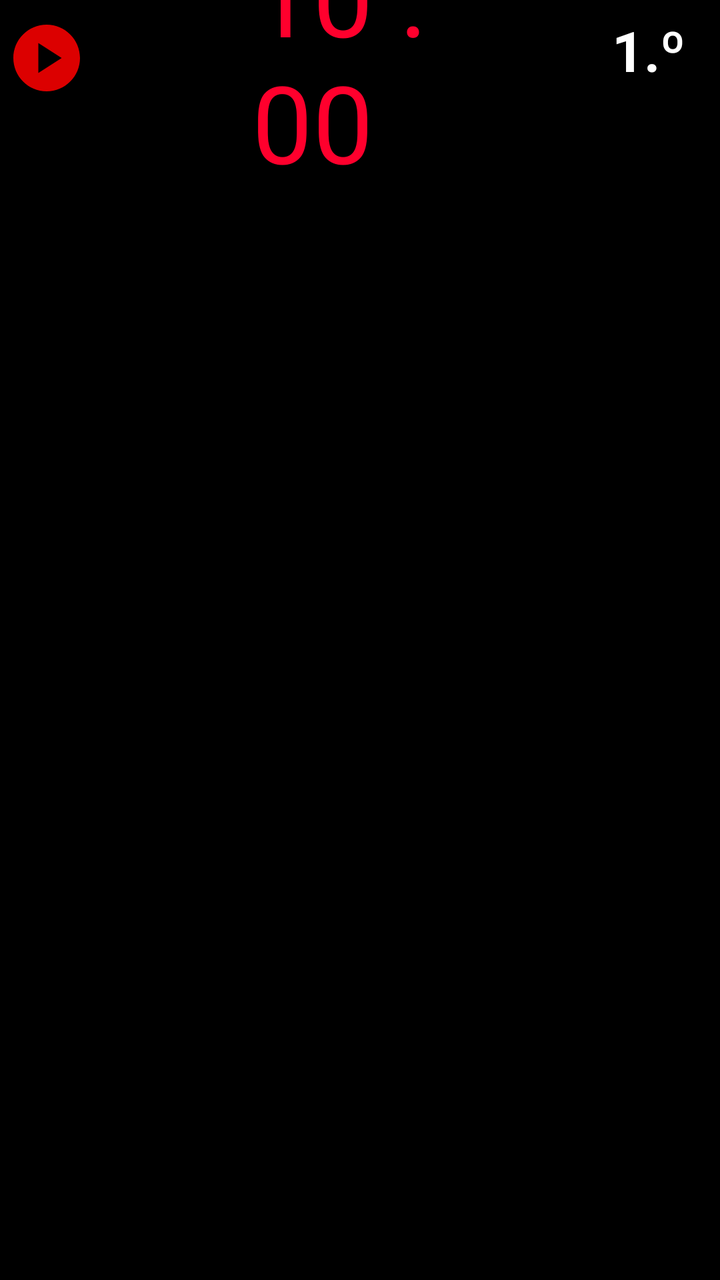
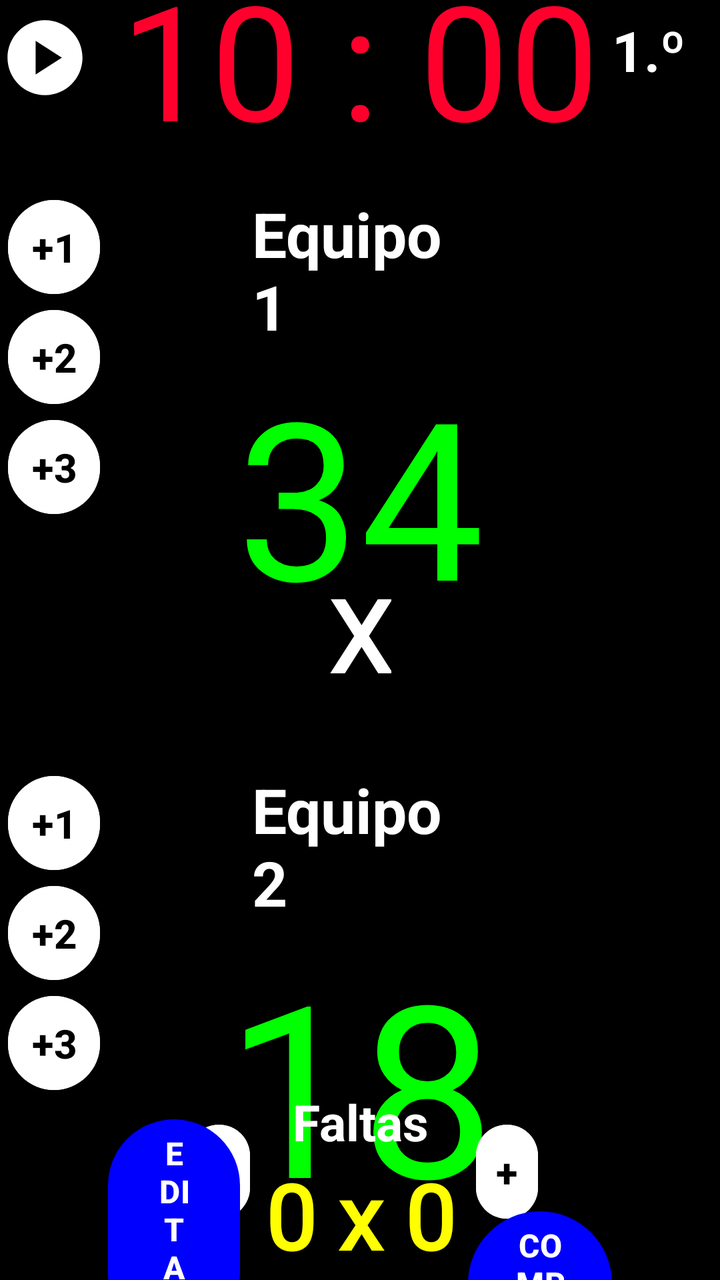

Screens rendered from an Android XML layout before and after an edit, with the pre-edit source and the edit as a unified diff.
<!-- AndroidManifest.xml: application theme Theme.Prueba1 -->
<!-- res/layout/activity_main2.xml -->
<?xml version="1.0" encoding="utf-8"?>
<androidx.constraintlayout.widget.ConstraintLayout xmlns:android="http://schemas.android.com/apk/res/android"
    xmlns:app="http://schemas.android.com/apk/res-auto"
    xmlns:tools="http://schemas.android.com/tools"
    android:id="@+id/main"
    android:layout_width="match_parent"
    android:layout_height="match_parent"
    android:background="@color/black"
    android:textColor="?attr/colorOnSurface"
    tools:context=".MainActivity">


    <androidx.constraintlayout.widget.Guideline
        android:id="@+id/guideline_izquierda"
        android:layout_width="wrap_content"
        android:layout_height="wrap_content"
        android:orientation="vertical"
        app:layout_constraintGuide_percent="0.35" />

    <androidx.constraintlayout.widget.Guideline
        android:id="@+id/guideline_derecha"
        android:layout_width="wrap_content"
        android:layout_height="wrap_content"
        android:orientation="vertical"
        app:layout_constraintGuide_percent="0.65" />

    <androidx.constraintlayout.widget.Guideline
        android:id="@+id/guideline_izquierda2"
        android:layout_width="wrap_content"
        android:layout_height="wrap_content"
        android:orientation="vertical"
        app:layout_constraintGuide_percent="0.15" />

    <androidx.constraintlayout.widget.Guideline
        android:id="@+id/guideline_derecha2"
        android:layout_width="wrap_content"
        android:layout_height="wrap_content"
        android:orientation="vertical"
        app:layout_constraintGuide_percent="0.85" />

    <androidx.constraintlayout.widget.Guideline
        android:id="@+id/guideline_superior"
        android:layout_width="wrap_content"
        android:layout_height="wrap_content"
        android:orientation="horizontal"
        app:layout_constraintGuide_percent="0.01" />

    <androidx.constraintlayout.widget.Guideline
        android:id="@+id/guideline_inferior"
        android:layout_width="wrap_content"
        android:layout_height="wrap_content"
        android:orientation="horizontal"
        app:layout_constraintGuide_percent="0.98" />

    <androidx.constraintlayout.widget.Guideline
        android:id="@+id/guideline_play"
        android:layout_width="wrap_content"
        android:layout_height="wrap_content"
        android:orientation="horizontal"
        app:layout_constraintGuide_percent="0.08" />

    <androidx.constraintlayout.widget.Guideline
        android:id="@+id/guideline_equipo1"
        android:layout_width="wrap_content"
        android:layout_height="wrap_content"
        android:orientation="horizontal"
        app:layout_constraintGuide_percent="0.15" />

    <androidx.constraintlayout.widget.Guideline
        android:id="@+id/guideline_equipo2"
        android:layout_width="wrap_content"
        android:layout_height="wrap_content"
        android:orientation="horizontal"
        app:layout_constraintGuide_percent="0.63" />

    <androidx.constraintlayout.widget.Guideline
        android:id="@+id/guideline_mitadsuperior"
        android:layout_width="wrap_content"
        android:layout_height="wrap_content"
        android:orientation="horizontal"
        app:layout_constraintGuide_percent="0.35" />


    <androidx.constraintlayout.widget.Guideline
        android:id="@+id/guideline_meridional"
        android:layout_width="wrap_content"
        android:layout_height="wrap_content"
        android:orientation="horizontal"
        app:layout_constraintGuide_percent="0.5" />

    <androidx.constraintlayout.widget.Guideline
        android:id="@+id/guideline_botonesazules"
        android:layout_width="wrap_content"
        android:layout_height="wrap_content"
        android:orientation="horizontal"
        app:layout_constraintGuide_percent="0.93" />

    <androidx.constraintlayout.widget.Guideline
        android:id="@+id/guideline_faltas"
        android:layout_width="wrap_content"
        android:layout_height="wrap_content"
        android:orientation="horizontal"
        app:layout_constraintGuide_percent="0.83" />

    <com.google.android.material.button.MaterialButton
        android:id="@+id/btnPlay"
        android:layout_width="wrap_content"
        android:layout_height="wrap_content"
        app:icon="@drawable/baseline_play_circle_24"
        app:iconSize="40dp"
        app:backgroundTint="#000000"
        app:iconTint="#DC0000"
        app:layout_constraintBottom_toTopOf="@id/guideline_play"
        app:layout_constraintEnd_toEndOf="@id/guideline_izquierda2"
        app:layout_constraintStart_toStartOf="parent"
        app:layout_constraintTop_toBottomOf="@id/guideline_superior" />

    <TextView
        android:id="@+id/tvTeam1Score"
        android:layout_width="0dp"
        android:layout_height="wrap_content"
        android:fontFamily="@font/digital"
        android:text="@string/timer"
        android:textColor="#FF002D"
        android:textSize="54sp"
        app:layout_constraintBottom_toTopOf="@id/guideline_play"
        app:layout_constraintEnd_toStartOf="@id/guideline_derecha"
        app:layout_constraintStart_toStartOf="@id/guideline_izquierda"
        app:layout_constraintTop_toBottomOf="@id/guideline_superior" />

    <TextView
        android:layout_width="wrap_content"
        android:layout_height="wrap_content"
        android:text="1.º"
        android:textColor="@color/white"
        android:textSize="28sp"
        android:textStyle="bold"
        app:layout_constraintStart_toStartOf="@id/guideline_derecha2"
        app:layout_constraintTop_toBottomOf="@id/guideline_superior"
        />





</androidx.constraintlayout.widget.ConstraintLayout>
<!-- resources referenced by this layout -->
<resources>
  <color name="black">#FF000000</color>
  <color name="white">#FFFFFFFF</color>
  <!-- drawable baseline_play_circle_24 (drawable) -->
  <vector xmlns:android="http://schemas.android.com/apk/res/android" android:height="24dp" android:tint="#000000" android:viewportHeight="24" android:viewportWidth="24" android:width="24dp">
        
      <path android:fillColor="@android:color/white" android:pathData="M12,2C6.48,2 2,6.48 2,12s4.48,10 10,10s10,-4.48 10,-10S17.52,2 12,2zM9.5,16.5v-9l7,4.5L9.5,16.5z"/>
      
  </vector>
  <string name="timer">10 : 00</string>
  <style name="Theme.Prueba1" parent="Base.Theme.Prueba1" />
  <style name="Base.Theme.Prueba1" parent="Theme.Material3.DayNight.NoActionBar">
          
          
      </style>
</resources>

<!-- the commit's change to res/layout/activity_main2.xml (unified diff, before → after) -->
@@ -31,6 +31,14 @@
         android:orientation="vertical"
         app:layout_constraintGuide_percent="0.15" />
 
+
+    <androidx.constraintlayout.widget.Guideline
+        android:id="@+id/guideline_izquierda3"
+        android:layout_width="wrap_content"
+        android:layout_height="wrap_content"
+        android:orientation="vertical"
+        app:layout_constraintGuide_percent="0.25" />
+
     <androidx.constraintlayout.widget.Guideline
         android:id="@+id/guideline_derecha2"
         android:layout_width="wrap_content"
@@ -39,6 +47,13 @@
         app:layout_constraintGuide_percent="0.85" />
 
     <androidx.constraintlayout.widget.Guideline
+        android:id="@+id/guideline_derecha3"
+        android:layout_width="wrap_content"
+        android:layout_height="wrap_content"
+        android:orientation="vertical"
+        app:layout_constraintGuide_percent="0.75" />
+
+    <androidx.constraintlayout.widget.Guideline
         android:id="@+id/guideline_superior"
         android:layout_width="wrap_content"
         android:layout_height="wrap_content"
@@ -71,67 +86,81 @@
         android:layout_width="wrap_content"
         android:layout_height="wrap_content"
         android:orientation="horizontal"
-        app:layout_constraintGuide_percent="0.63" />
+        app:layout_constraintGuide_percent="0.60" />
 
     <androidx.constraintlayout.widget.Guideline
         android:id="@+id/guideline_mitadsuperior"
         android:layout_width="wrap_content"
         android:layout_height="wrap_content"
         android:orientation="horizontal"
-        app:layout_constraintGuide_percent="0.35" />
-
-
-    <androidx.constraintlayout.widget.Guideline
-        android:id="@+id/guideline_meridional"
-        android:layout_width="wrap_content"
-        android:layout_height="wrap_content"
-        android:orientation="horizontal"
-        app:layout_constraintGuide_percent="0.5" />
+        app:layout_constraintGuide_percent="0.38" />
+
+
+    <androidx.constraintlayout.widget.Guideline
+        android:id="@+id/guideline_meridionalsuperior"
+        android:layout_width="wrap_content"
+        android:layout_height="wrap_content"
+        android:orientation="horizontal"
+        app:layout_constraintGuide_percent="0.46" />
+    <androidx.constraintlayout.widget.Guideline
+        android:id="@+id/guideline_meridionalinferior"
+        android:layout_width="wrap_content"
+        android:layout_height="wrap_content"
+        android:orientation="horizontal"
+        app:layout_constraintGuide_percent="0.53" />
+
 
     <androidx.constraintlayout.widget.Guideline
         android:id="@+id/guideline_botonesazules"
         android:layout_width="wrap_content"
         android:layout_height="wrap_content"
         android:orientation="horizontal"
-        app:layout_constraintGuide_percent="0.93" />
+        app:layout_constraintGuide_percent="0.94" />
 
     <androidx.constraintlayout.widget.Guideline
         android:id="@+id/guideline_faltas"
         android:layout_width="wrap_content"
         android:layout_height="wrap_content"
         android:orientation="horizontal"
-        app:layout_constraintGuide_percent="0.83" />
-
-    <com.google.android.material.button.MaterialButton
+        app:layout_constraintGuide_percent="0.85" />
+
+    <androidx.constraintlayout.widget.Guideline
+        android:id="@+id/guideline_marcadorfaltas"
+        android:layout_width="wrap_content"
+        android:layout_height="wrap_content"
+        android:orientation="horizontal"
+        app:layout_constraintGuide_percent="0.89" />
+
+    <ImageButton
         android:id="@+id/btnPlay"
-        android:layout_width="wrap_content"
-        android:layout_height="wrap_content"
-        app:icon="@drawable/baseline_play_circle_24"
-        app:iconSize="40dp"
-        app:backgroundTint="#000000"
-        app:iconTint="#DC0000"
+        android:layout_width="0dp"
+        android:layout_height="0dp"
+        android:background="@android:color/black"
+        android:scaleType="fitStart"
+        android:src="@drawable/baseline_play_circle_24"
+        app:tint="@color/white"
         app:layout_constraintBottom_toTopOf="@id/guideline_play"
-        app:layout_constraintEnd_toEndOf="@id/guideline_izquierda2"
+        app:layout_constraintEnd_toStartOf="@id/guideline_izquierda2"
         app:layout_constraintStart_toStartOf="parent"
         app:layout_constraintTop_toBottomOf="@id/guideline_superior" />
 
     <TextView
         android:id="@+id/tvTeam1Score"
-        android:layout_width="0dp"
+        android:layout_width="wrap_content"
         android:layout_height="wrap_content"
         android:fontFamily="@font/digital"
         android:text="@string/timer"
         android:textColor="#FF002D"
-        android:textSize="54sp"
+        android:textSize="80sp"
         app:layout_constraintBottom_toTopOf="@id/guideline_play"
-        app:layout_constraintEnd_toStartOf="@id/guideline_derecha"
-        app:layout_constraintStart_toStartOf="@id/guideline_izquierda"
+        app:layout_constraintEnd_toStartOf="@id/guideline_derecha3"
+        app:layout_constraintStart_toStartOf="@id/guideline_izquierda3"
         app:layout_constraintTop_toBottomOf="@id/guideline_superior" />
 
     <TextView
         android:layout_width="wrap_content"
         android:layout_height="wrap_content"
-        android:text="1.º"
+        android:text="@string/first"
         android:textColor="@color/white"
         android:textSize="28sp"
         android:textStyle="bold"
@@ -139,6 +168,251 @@
         app:layout_constraintTop_toBottomOf="@id/guideline_superior"
         />
 
+    <Button
+        style="?attr/materialIconButtonFilledStyle"
+        android:id="@+id/bt1"
+        android:layout_width="0dp"
+        android:layout_height="wrap_content"
+        android:backgroundTint="@color/white"
+        android:text="@string/one"
+        android:textColor="@color/black"
+        android:textSize="20sp"
+        android:textStyle="bold"
+        app:layout_constraintTop_toBottomOf="@id/guideline_equipo1"
+        app:layout_constraintEnd_toStartOf="@id/guideline_izquierda2"
+        app:layout_constraintStart_toStartOf="parent"
+        />
+
+    <Button
+        style="?attr/materialIconButtonFilledStyle"
+        android:id="@+id/bt2"
+        android:layout_width="0dp"
+        android:layout_height="wrap_content"
+        android:backgroundTint="@color/white"
+        android:text="@string/two"
+        android:textColor="@color/black"
+        android:textSize="20sp"
+        android:textStyle="bold"
+        app:layout_constraintTop_toBottomOf="@+id/bt1"
+        app:layout_constraintEnd_toStartOf="@id/guideline_izquierda2"
+        app:layout_constraintStart_toStartOf="parent"
+        />
+
+    <Button
+        style="?attr/materialIconButtonFilledStyle"
+        android:id="@+id/bt3"
+        android:layout_width="0dp"
+        android:layout_height="wrap_content"
+        android:backgroundTint="@color/white"
+        android:text="@string/three"
+        android:textColor="@color/black"
+        android:textSize="20sp"
+        android:textStyle="bold"
+        app:layout_constraintTop_toBottomOf="@+id/bt2"
+        app:layout_constraintEnd_toStartOf="@id/guideline_izquierda2"
+        app:layout_constraintStart_toStartOf="parent"
+        />
+
+    <TextView
+        android:id="@+id/equipo1"
+        android:layout_width="0dp"
+        android:layout_height="wrap_content"
+        android:text="@string/equipo1"
+        android:textStyle="bold"
+        android:textSize="31sp"
+        android:textColor="@color/white"
+        app:layout_constraintTop_toBottomOf="@id/guideline_equipo1"
+        app:layout_constraintStart_toStartOf="@id/guideline_izquierda"
+        app:layout_constraintEnd_toStartOf="@id/guideline_derecha"/>
+
+    <TextView
+        android:id="@+id/Team1Score"
+        android:layout_width="wrap_content"
+        android:layout_height="wrap_content"
+        android:fontFamily="@font/digital"
+        android:text="@string/score1"
+        android:textColor="#00FF00"
+        android:textSize="110sp"
+        app:layout_constraintEnd_toStartOf="@id/guideline_derecha3"
+        app:layout_constraintStart_toStartOf="@id/guideline_izquierda3"
+        app:layout_constraintTop_toBottomOf="@+id/equipo1" />
+
+<TextView
+    android:layout_width="wrap_content"
+    android:layout_height="wrap_content"
+    android:fontFamily="@font/digital"
+    android:text="@string/x"
+    android:textStyle="bold"
+    android:textColor="@color/white"
+    android:textAlignment="gravity"
+    android:textSize="50sp"
+    app:layout_constraintTop_toBottomOf="@id/guideline_meridionalsuperior"
+    app:layout_constraintBottom_toTopOf="@id/guideline_meridionalinferior"
+    app:layout_constraintStart_toStartOf="@id/guideline_izquierda"
+    app:layout_constraintEnd_toStartOf="@id/guideline_derecha"/>
+
+    <TextView
+        android:id="@+id/equipo2"
+        android:layout_width="0dp"
+        android:layout_height="wrap_content"
+        android:text="@string/equipo2"
+        android:textStyle="bold"
+        android:textSize="31sp"
+        android:textColor="@color/white"
+        app:layout_constraintTop_toBottomOf="@id/guideline_equipo2"
+        app:layout_constraintStart_toStartOf="@id/guideline_izquierda"
+        app:layout_constraintEnd_toStartOf="@id/guideline_derecha"/>
+
+    <TextView
+        android:id="@+id/Team2Score"
+        android:layout_width="wrap_content"
+        android:layout_height="wrap_content"
+        android:fontFamily="@font/digital"
+        android:text="@string/score2"
+        android:textColor="#00FF00"
+        android:textSize="120sp"
+        app:layout_constraintEnd_toStartOf="@id/guideline_derecha3"
+        app:layout_constraintStart_toStartOf="@id/guideline_izquierda3"
+        app:layout_constraintTop_toBottomOf="@+id/equipo2" />
+
+    <Button
+        style="?attr/materialIconButtonFilledStyle"
+        android:id="@+id/bt4"
+        android:layout_width="0dp"
+        android:layout_height="wrap_content"
+        android:backgroundTint="@color/white"
+        android:text="@string/one"
+        android:textColor="@color/black"
+        android:textSize="20sp"
+        android:textStyle="bold"
+        app:layout_constraintTop_toBottomOf="@id/guideline_equipo2"
+        app:layout_constraintEnd_toStartOf="@id/guideline_izquierda2"
+        app:layout_constraintStart_toStartOf="parent"
+        />
+
+    <Button
+        style="?attr/materialIconButtonFilledStyle"
+        android:id="@+id/bt5"
+        android:layout_width="0dp"
+        android:layout_height="wrap_content"
+        android:backgroundTint="@color/white"
+        android:text="@string/two"
+        android:textColor="@color/black"
+        android:textSize="20sp"
+        android:textStyle="bold"
+        app:layout_constraintTop_toBottomOf="@+id/bt4"
+        app:layout_constraintEnd_toStartOf="@id/guideline_izquierda2"
+        app:layout_constraintStart_toStartOf="parent"
+        />
+
+    <Button
+        style="?attr/materialIconButtonFilledStyle"
+        android:id="@+id/bt6"
+        android:layout_width="0dp"
+        android:layout_height="wrap_content"
+        android:backgroundTint="@color/white"
+        android:text="@string/three"
+        android:textColor="@color/black"
+        android:textSize="20sp"
+        android:textStyle="bold"
+        app:layout_constraintTop_toBottomOf="@+id/bt5"
+        app:layout_constraintEnd_toStartOf="@id/guideline_izquierda2"
+        app:layout_constraintStart_toStartOf="parent"
+        />
+
+
+    <TextView
+        android:id="@+id/faltas"
+        android:layout_width="0dp"
+        android:layout_height="wrap_content"
+        android:text="@string/faltas"
+        android:textStyle="bold"
+        android:textAlignment="center"
+        android:textSize="25sp"
+        android:textColor="@color/white"
+        app:layout_constraintTop_toBottomOf="@id/guideline_faltas"
+        app:layout_constraintStart_toStartOf="@id/guideline_izquierda"
+        app:layout_constraintEnd_toStartOf="@id/guideline_derecha"/>
+
+    <Button
+        style="?attr/materialIconButtonFilledStyle"
+        android:id="@+id/bt8"
+        android:layout_width="wrap_content"
+        android:layout_height="wrap_content"
+        android:backgroundTint="@color/white"
+        android:text="@string/plus"
+        android:textColor="@color/black"
+        android:textSize="20sp"
+        android:textStyle="bold"
+        app:layout_constraintTop_toBottomOf="@+id/guideline_marcadorfaltas"
+        app:layout_constraintBottom_toTopOf="@+id/guideline_botonesazules"
+        app:layout_constraintStart_toStartOf="@id/guideline_izquierda3"
+        />
+
+    <TextView
+        android:id="@+id/marcadorfaltas"
+        android:layout_width="0dp"
+        android:layout_height="wrap_content"
+        android:fontFamily="@font/digital"
+        android:text="0 x 0"
+        android:textStyle="bold"
+        android:textAlignment="center"
+        android:textSize="45sp"
+        android:textColor="#FFFF00"
+        app:layout_constraintTop_toBottomOf="@id/faltas"
+        app:layout_constraintStart_toStartOf="@id/guideline_izquierda"
+        app:layout_constraintEnd_toStartOf="@id/guideline_derecha"/>
+
+    <Button
+        style="?attr/materialIconButtonFilledStyle"
+        android:id="@+id/bt9"
+        android:layout_width="wrap_content"
+        android:layout_height="wrap_content"
+        android:backgroundTint="@color/white"
+        android:text="@string/plus"
+        android:textColor="@color/black"
+        android:textSize="20sp"
+        android:textStyle="bold"
+        app:layout_constraintTop_toBottomOf="@+id/guideline_marcadorfaltas"
+        app:layout_constraintBottom_toTopOf="@+id/guideline_botonesazules"
+        app:layout_constraintStart_toStartOf="@id/guideline_derecha"
+        />
+
+    <Button
+        android:id="@+id/btnEditar"
+        android:layout_width="0dp"
+        android:layout_height="wrap_content"
+        android:layout_marginEnd="6dp"
+        android:text="EDITAR"
+        android:textColor="@color/white"
+        android:textSize="16sp"
+        android:textStyle="bold"
+        app:backgroundTint="#0000FF"
+        app:layout_constraintBottom_toTopOf="@id/guideline_inferior"
+        app:layout_constraintEnd_toStartOf="@id/guideline_izquierda"
+        app:layout_constraintStart_toStartOf="@id/guideline_izquierda2"
+        app:layout_constraintTop_toBottomOf="@id/guideline_botonesazules"
+        app:materialSizeOverlay="@style/SizeOverlay.Material3Expressive.Button.{Small}.Square" />
+
+    <Button
+        android:id="@+id/btnCompartir"
+        android:layout_width="0dp"
+        android:layout_height="wrap_content"
+        android:text="COMPARTIR"
+        android:textColor="@color/white"
+        android:textSize="16sp"
+        android:textStyle="bold"
+        app:backgroundTint="#0000FF"
+        app:layout_constraintEnd_toEndOf="@id/guideline_derecha2"
+        app:layout_constraintStart_toStartOf="@id/guideline_derecha"
+        app:layout_constraintTop_toBottomOf="@id/guideline_botonesazules"
+        app:materialSizeOverlay="@style/SizeOverlay.Material3Expressive.Button.{Small}.Square"/>
+
+
+
+
+
+
 
 
 
<!-- resource entries referenced after the edit -->
@@ -8,7 +8,18 @@
       <path android:fillColor="@android:color/white" android:pathData="M12,2C6.48,2 2,6.48 2,12s4.48,10 10,10s10,-4.48 10,-10S17.52,2 12,2zM9.5,16.5v-9l7,4.5L9.5,16.5z"/>
       
   </vector>
+  <string name="equipo1">Equipo 1</string>
+  <string name="equipo2">Equipo 2</string>
+  <string name="faltas">Faltas</string>
+  <string name="first">1.º</string>
+  <string name="one">+1</string>
+  <string name="plus">+</string>
+  <string name="score1">34</string>
+  <string name="score2">18</string>
+  <string name="three">+3</string>
   <string name="timer">10 : 00</string>
+  <string name="two">+2</string>
+  <string name="x">X</string>
   <style name="Theme.Prueba1" parent="Base.Theme.Prueba1" />
   <style name="Base.Theme.Prueba1" parent="Theme.Material3.DayNight.NoActionBar">
           
